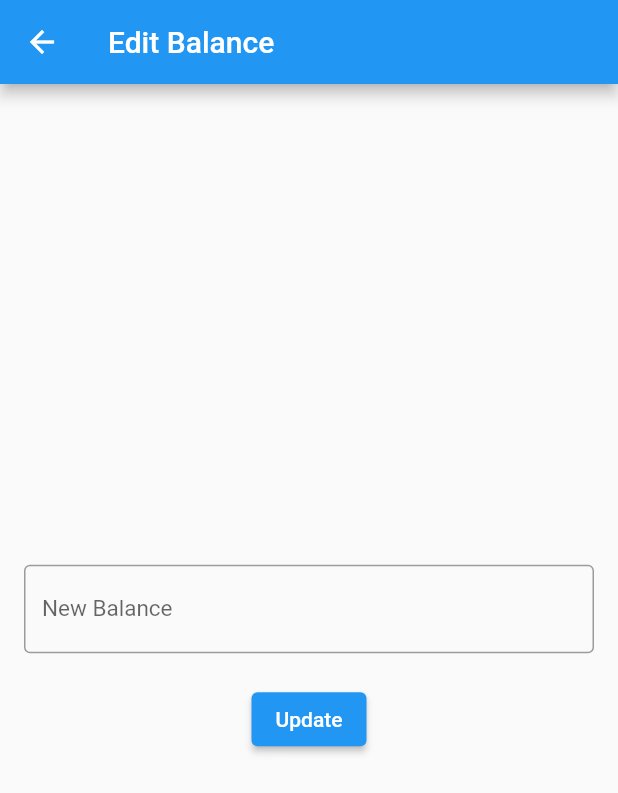
After one commit to cihuyyama/106_GadaiIn, a Flutter app: the UpdateBalancePage screen opened directly, after a tap on "Update", on a phone screen of 412 x 824 dp. The commit adds this screen. Shown: the top 793 px of the screen. Run offline on Flutter 3.47's test engine with Material 2 defaults, Android fonts, the phone set to English and light mode, and no system bars; our stand-ins replace cloud_firestore, firebase_auth, firebase_core, flutter_svg, google_sign_in; accounts and stored records are empty.

Commit message:
adding update balance feature

```diff
--- /dev/null
+++ b/lib/view/UpdateBalancePage.dart
@@ -0,0 +1,57 @@
+import 'package:flutter/material.dart';
+
+import 'home_page.dart';
+
+class UpdateBalancePage extends StatefulWidget {
+  const UpdateBalancePage({Key? key}) : super(key: key);
+
+  @override
+  _UpdateBalancePageState createState() => _UpdateBalancePageState();
+}
+
+class _UpdateBalancePageState extends State<UpdateBalancePage> {
+  final TextEditingController _balanceController = TextEditingController();
+
+  void _updateBalance() {
+    final double newBalance = double.tryParse(_balanceController.text) ?? 0.0;
+    usersRef.doc(currentUser!.id).update({'balance': newBalance});
+    Navigator.pop(context); // Go back to the previous page after updating
+  }
+
+  @override
+  Widget build(BuildContext context) {
+    return Scaffold(
+      appBar: AppBar(
+        title: Text("Edit Balance"),
+      ),
+      body: Container(
+        padding: const EdgeInsets.all(16.0),
+        child: Column(
+          mainAxisAlignment: MainAxisAlignment.center,
+          children: [
+            TextFormField(
+              controller: _balanceController,
+              keyboardType: TextInputType.number,
+              decoration: InputDecoration(
+                border: OutlineInputBorder(),
+                labelText: "New Balance",
+                labelStyle: TextStyle(fontSize: 15.0),
+              ),
+            ),
+            SizedBox(height: 20.0),
+            ElevatedButton(
+              onPressed: _updateBalance,
+              child: Text("Update"),
+            ),
+          ],
+        ),
+      ),
+    );
+  }
+
+  @override
+  void dispose() {
+    _balanceController.dispose();
+    super.dispose();
+  }
+}
```
Also changed, not shown: lib/view/profile_page.dart (+26 -5 lines).
